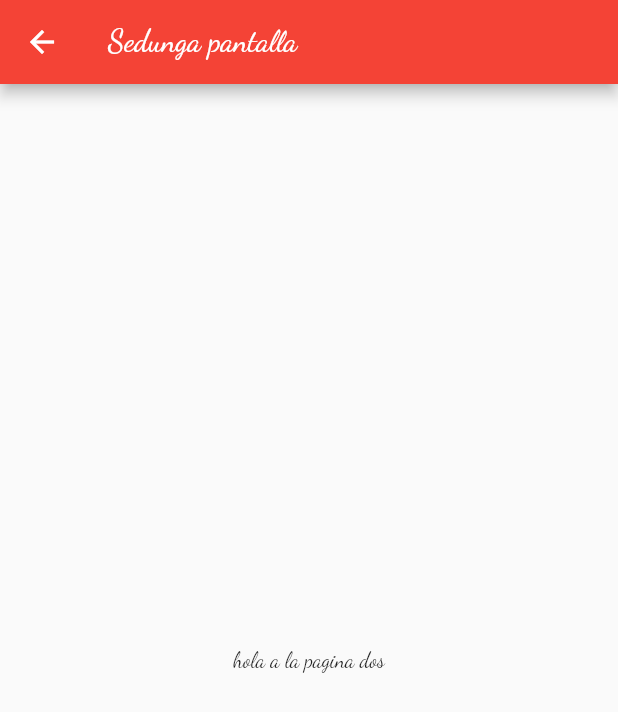
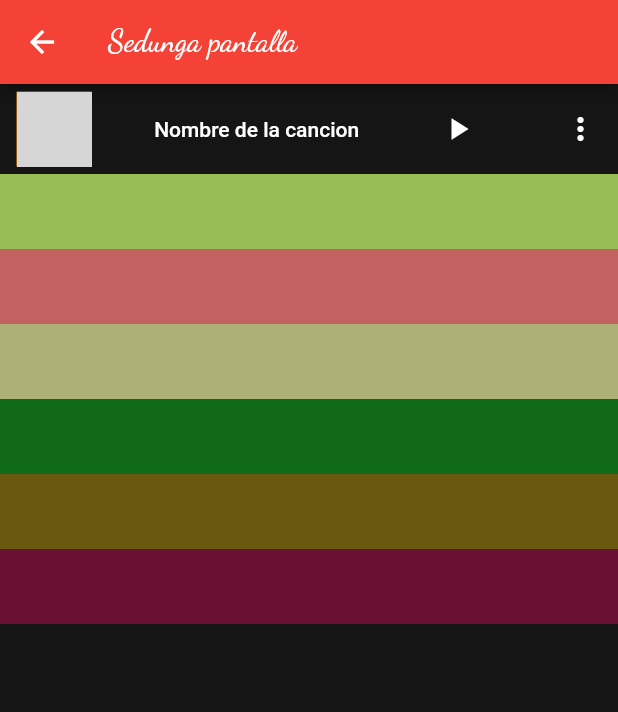
Before and after one commit to DereckAn/practice, a Flutter app: the SecondPage screen opened by its route, on a phone screen of 412 x 824 dp. Shown: the top 712 px of the screen. Run offline on Flutter 3.47's test engine with Material 2 defaults, Android fonts, the light colour scheme and no system bars; our stand-ins replace audioplayers; network calls fail; Roboto replaces fonts that are missing (DancingScript-VariableFont_wght.ttf); grey boxes are pictures that could not be loaded.

Commit message:
play button

```diff
--- a/flutter/flutter_application_1/lib/main.dart
+++ b/flutter/flutter_application_1/lib/main.dart
@@ -1,7 +1,9 @@
 import 'package:flutter/material.dart';
-
+// import 'package:audioplayer/audioplayer.dart';
 import 'screens/pagina1.dart';
 import 'screens/pagina2.dart';
+// import 'a.dart';
+// import 'dart:_interceptors';
 // import 'package:parse_server_sdk_flutter/parse_server_sdk_dart';
 
 void main() {
--- a/flutter/flutter_application_1/lib/screens/pagina1.dart
+++ b/flutter/flutter_application_1/lib/screens/pagina1.dart
@@ -1,5 +1,6 @@
 import 'package:flutter/material.dart';
 import 'pagina2.dart';
+// import 'package:audioplayer/audioplayer.dart';
 
 class MyHomePage extends StatefulWidget {
   @override
--- a/flutter/flutter_application_1/lib/screens/pagina2.dart
+++ b/flutter/flutter_application_1/lib/screens/pagina2.dart
@@ -1,4 +1,10 @@
+import 'dart:typed_data';
+
 import 'package:flutter/material.dart';
+// import 'package:audioplayer/audioplayer.dart';
+import 'package:audioplayers/audioplayers.dart';
+import 'package:flutter/services.dart' show rootBundle;
+// import 'package:audioplayers/audio_cache.dart';
 
 class SecondPage extends StatefulWidget {
   const SecondPage({super.key});
@@ -6,19 +12,131 @@ class SecondPage extends StatefulWidget {
 
   @override
   State<SecondPage> createState() => _SecondPageState();
+  // @override
+  // _PlayButtonState createState() => _PlayButtonState();
 }
 
 class _SecondPageState extends State<SecondPage> {
+  final cancion = "Du tust mir nie mehr weh - AnnenMayKantereit.mp3";
+
+//   AudioPlayer _audioPlayer = AudioPlayer();
+
+//   void _play() async {
+//   String audioPath = 'assets/Du tust mir nie mehr weh - AnnenMayKantereit.mp3';
+//   ByteData data = await rootBundle.load(audioPath);
+//   // int result = await _audioPlayer.play(data.buffer.asUint8List(), isLocal: true);
+//   if (result == 1) {
+//     // success
+//   }
+// }
+
   @override
   Widget build(BuildContext context) {
     // SecondPageArguments arguments = ModalRoute.of(context).settings.arguments;
     return Scaffold(
-      appBar: AppBar(
-        title: Text("Sedunga pantalla"),
-      ),
-      body: Center(
-        child: Text("hola a la pagina dos"),
-      ),
+        backgroundColor: Color.fromARGB(255, 21, 21, 21),
+        appBar: AppBar(
+          title: Text("Sedunga pantalla"),
+        ),
+        body: ListView(
+          children: [
+            Container(
+                height: 60,
+                width: double.infinity,
+                color: Colors.transparent,
+                child: reproducir(),
+                padding: EdgeInsets.all(1)),
+            Container(
+              height: 50,
+              width: double.infinity,
+              color: Color.fromARGB(255, 153, 187, 86),
+            ),
+            Container(
+              height: 50,
+              width: double.infinity,
+              color: Color.fromARGB(255, 195, 96, 96),
+            ),
+            Container(
+              height: 50,
+              width: double.infinity,
+              color: Color.fromARGB(255, 173, 177, 119),
+            ),
+            Container(
+              height: 50,
+              width: double.infinity,
+              color: Color.fromARGB(255, 17, 106, 23),
+            ),
+            Container(
+              height: 50,
+              width: double.infinity,
+              color: Color.fromARGB(255, 106, 88, 17),
+            ),
+            Container(
+              height: 50,
+              width: double.infinity,
+              color: Color.fromARGB(255, 106, 17, 51),
+            ),
+          ],
+        ));
+  }
+
+  Widget reproducir() {
+    // bool isFavorited = false;
+    // int favoriteCount = 0;
+
+    // void _toggleFavorite() {
+    //   setState(
+    //     () {
+    //       if (isFavorited) {
+    //         favoriteCount--;
+    //         isFavorited = false;
+    //       } else {
+    //         favoriteCount++;
+    //         isFavorited = true;
+    //       }
+    //     },
+    //   );
+    // }
+
+    return Row(
+      mainAxisAlignment: MainAxisAlignment.spaceBetween,
+      crossAxisAlignment: CrossAxisAlignment.center,
+      children: <Widget>[
+        Container(
+          margin: EdgeInsetsDirectional.only(start: 10),
+          color: Colors.amber.shade800,
+          height: 50,
+          width: 50,
+          child: Image.network(
+              "https://avatars.githubusercontent.com/u/108163041?s=400&u=6c6af4a3b6c32023cde74120f69198ec3b401a4f&v=4"),
+        ),
+        TextButton(
+          onPressed: () {},
+          child: Text(
+            "Nombre de la cancion",
+            style: TextStyle(
+                fontFamily: "DancingScript-VariableFont_wght.ttf",
+                color: Colors.white),
+          ),
+        ),
+        // IconButton(
+        //   icon: (isFavorited ? Icon(Icons.star) : Icon(Icons.star_border)),
+        //   color: (isFavorited ? Color.fromARGB(255, 220, 218, 209) : null),
+        //   onPressed: _toggleFavorite,
+        // ),
+        IconButton(
+          color: Colors.white,
+          icon: Icon(Icons.play_arrow),
+          onPressed: () {
+            // _play();
+          },
+        ),
+        IconButton(
+          color: Colors.white,
+          icon: Icon(Icons.more_vert),
+          onPressed: () {},
+        ),
+      ],
     );
   }
 }
```
Also changed, not shown: flutter/flutter_application_1/pubspec.yaml (+6 -3 lines), flutter/flutter_application_1/pubspec.lock, 7 other files.
